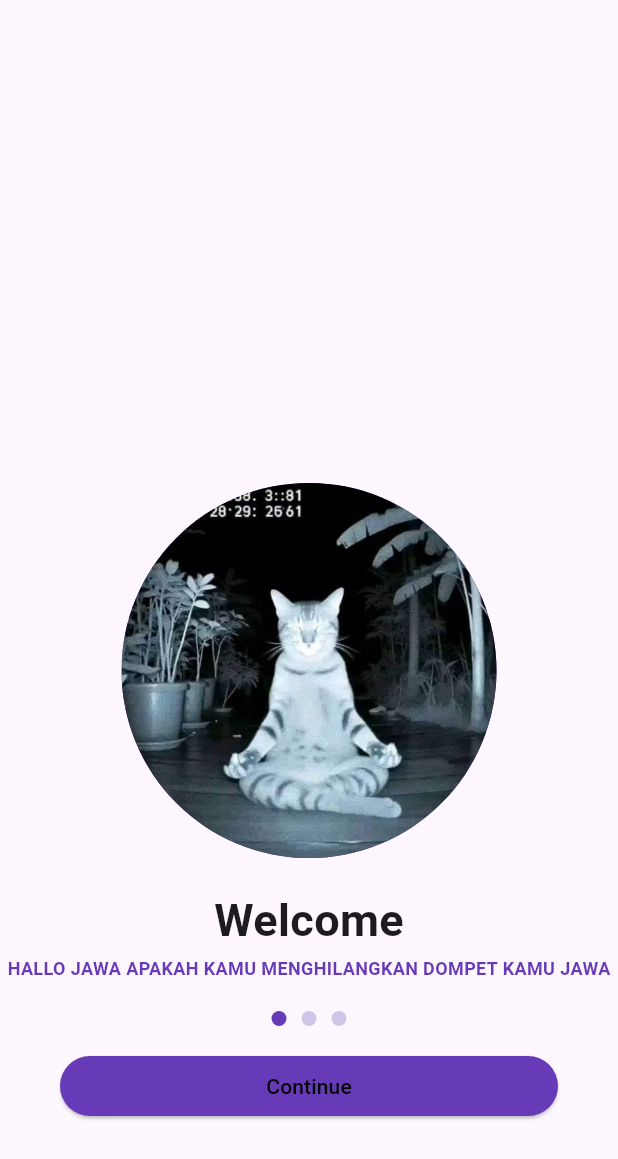
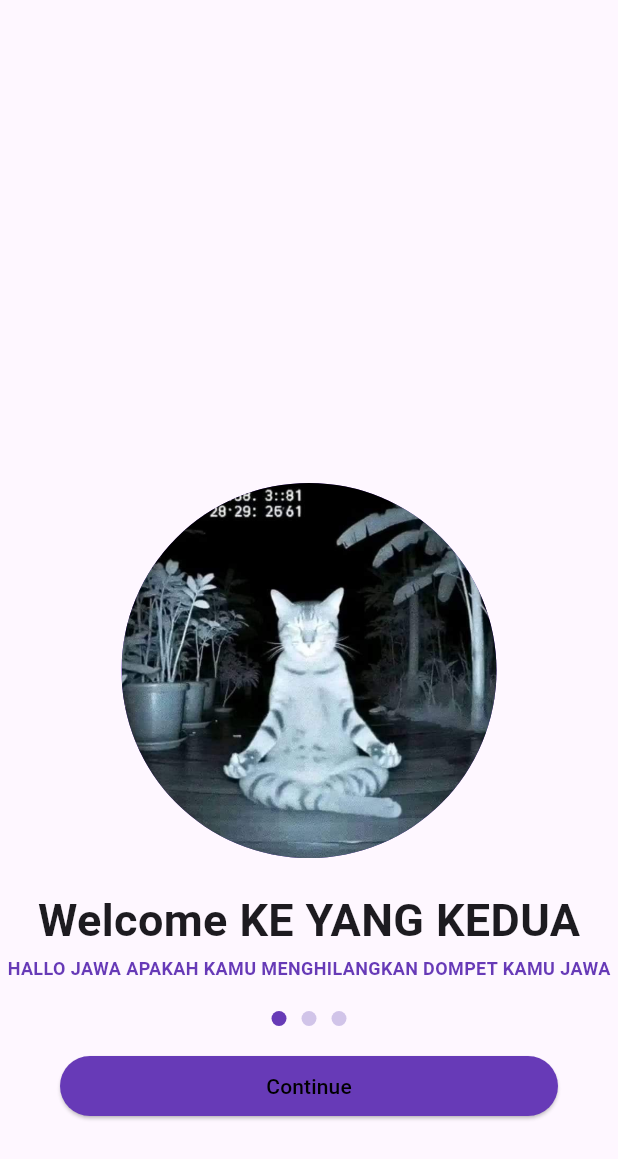
Before and after one commit to IhzaAnasrulloh/KB1179-1123150007-uts, a Flutter app: the screen it shows after launch, after a tap on "Continue", on a phone screen of 412 x 824 dp. Shown: the top 1159 px of the screen. Run offline on Flutter 3.47's test engine with Material 3 defaults, Android fonts, the phone set to English and light mode, and no system bars.

Commit message:
membuat on press ke splash screen 2

```diff
--- a/lib/Screen/splash_screen_1.dart
+++ b/lib/Screen/splash_screen_1.dart
@@ -1,4 +1,5 @@
 import 'package:flutter/material.dart';
+import 'package:kb1179_1123150007_uts/Screen/splash_screen_2.dart';
 
 class MySplashScreen extends StatelessWidget {
   const MySplashScreen({super.key});
@@ -81,7 +82,8 @@ class MySplashScreen extends StatelessWidget {
                 width: double.infinity,
                 child: ElevatedButton(
                   onPressed: (){
-
+                    Navigator.push(context,
+                  MaterialPageRoute(builder: (context) => MySplashScreen2()));
                 },
                 style: ElevatedButton.styleFrom(
                   backgroundColor: Colors.deepPurple
--- a/lib/Screen/splash_screen_2.dart
+++ b/lib/Screen/splash_screen_2.dart
@@ -1,7 +1,7 @@
 import 'package:flutter/material.dart';
 
-class MySplashScreen extends StatelessWidget {
-  const MySplashScreen({super.key});
+class MySplashScreen2 extends StatelessWidget {
+  const MySplashScreen2({super.key});
 
   @override
   Widget build(BuildContext context) {
@@ -27,7 +27,7 @@ class MySplashScreen extends StatelessWidget {
               ),
             ),
             SizedBox(height: 20,),
-            Text("Welcome",
+            Text("Welcome KE YANG KEDUA",
             style: TextStyle(
               fontSize: 30,
               fontWeight: FontWeight.bold
```
